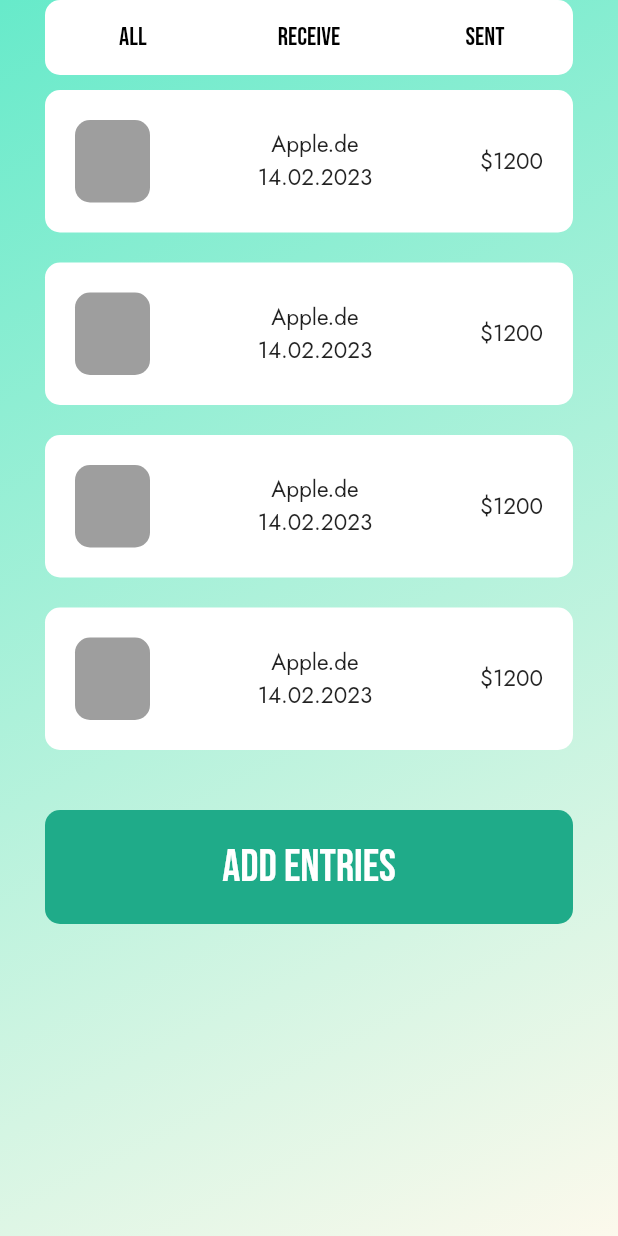
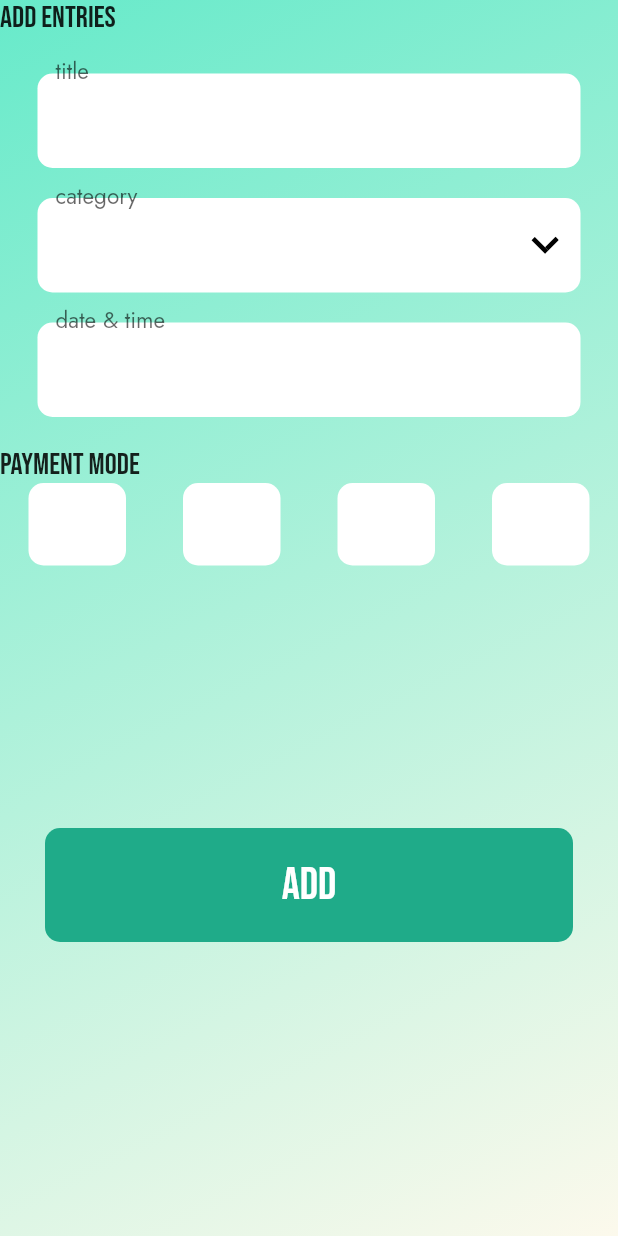
Before and after one commit to arskii/saveit_client, a Flutter app: the screen it shows after launch, on a phone screen of 412 x 824 dp. Run offline on Flutter 3.47's test engine with Material 2 defaults, Android fonts, the phone set to English and light mode, and no system bars; our stand-ins replace dio, flutter_svg, get.

Commit message:
Add form entries Screen

```diff
--- a/lib/main.dart
+++ b/lib/main.dart
@@ -1,5 +1,6 @@
 import 'package:budgetapp/components/bottom_menu.dart';
 import 'package:budgetapp/constants.dart';
+import 'package:budgetapp/screens/add_entries.dart';
 import 'package:budgetapp/screens/entities_screen.dart';
 import 'package:budgetapp/screens/expenses_screen/expenses_screen.dart';
 import 'package:budgetapp/screens/login_screen.dart';
@@ -27,7 +28,7 @@
         primarySwatch: Colors.green,
         fontFamily: 'BebasNeue',
       ),
-      home: EntitiesScreen(),
+      home: AddEntriesScreen(),
     );
   }
 }
--- /dev/null
+++ b/lib/screens/add_entries.dart
@@ -0,0 +1,156 @@
+import 'package:budgetapp/components/main_button.dart';
+import 'package:budgetapp/components/main_textfield.dart';
+import 'package:budgetapp/constants.dart';
+import 'package:flutter/material.dart';
+import 'package:flutter/src/widgets/container.dart';
+import 'package:flutter/src/widgets/framework.dart';
+import 'package:flutter_svg/flutter_svg.dart';
+import 'package:get/get.dart';
+
+class AddEntriesScreen extends StatefulWidget {
+  AddEntriesScreen({
+    super.key,
+  });
+
+  @override
+  State<AddEntriesScreen> createState() => _AddEntriesScreenState();
+}
+
+class _AddEntriesScreenState extends State<AddEntriesScreen> {
+  final controllerTitle = TextEditingController();
+  String? _title;
+  @override
+  Widget build(BuildContext context) {
+    double h = MediaQuery.of(context).size.height;
+    return Scaffold(
+      body: SingleChildScrollView(
+        child: Container(
+          height: h,
+          decoration: BoxDecoration(
+            gradient: LinearGradient(
+                begin: Alignment.topLeft,
+                end: Alignment.bottomRight,
+                colors: const [
+                  mainColor,
+                  secondColor,
+                ]),
+          ),
+          child: SafeArea(
+            child: Column(
+              crossAxisAlignment: CrossAxisAlignment.start,
+              children: [
+                Text(
+                  'Add Entries',
+                  style: TextStyle(
+                    fontSize: 20,
+                  ),
+                ),
+                SizedBox(
+                  height: 25,
+                ),
+                MainTexfield(
+                    controller: controllerTitle,
+                    labelText: 'title',
+                    obscureText: false,
+                    keyboardType: TextInputType.name,
+                    validator: (Value) {
+                      return null;
+                    },
+                    onSaved: (input) => _title = input),
+                SizedBox(
+                  height: 20,
+                ),
+                MainTexfield(
+                    controller: controllerTitle,
+                    labelText: 'category',
+                    obscureText: false,
+                    keyboardType: TextInputType.name,
+                    suffixIcon: InkWell(
+                      onTap: () {},
+                      child: Align(
+                        widthFactor: 1.0,
+                        heightFactor: 1.0,
+                        child:
+                            SvgPicture.asset('assets/icons/arrowDownBig.svg'),
+                      ),
+                    ),
+                    validator: (Value) {
+                      return null;
+                    },
+                    onSaved: (input) => _title = input),
+                SizedBox(
+                  height: 20,
+                ),
+                MainTexfield(
+                    controller: controllerTitle,
+                    labelText: 'date & time',
+                    obscureText: false,
+                    keyboardType: TextInputType.name,
+                    validator: (Value) {
+                      return null;
+                    },
+                    onSaved: (input) => _title = input),
+                SizedBox(
+                  height: 20,
+                ),
+                Text(
+                  'payment mode',
+                  style: TextStyle(fontSize: 20),
+                ),
+                Row(
+                  mainAxisAlignment: MainAxisAlignment.spaceAround,
+                  children: [
+                    Container(
+                      width: 65,
+                      height: 55,
+                      decoration: BoxDecoration(
+                        color: Colors.white,
+                        borderRadius: BorderRadius.all(
+                          Radius.circular(10),
+                        ),
+                      ),
+                    ),
+                    Container(
+                      width: 65,
+                      height: 55,
+                      decoration: BoxDecoration(
+                        color: Colors.white,
+                        borderRadius: BorderRadius.all(
+                          Radius.circular(10),
+                        ),
+                      ),
+                    ),
+                    Container(
+                      width: 65,
+                      height: 55,
+                      decoration: BoxDecoration(
+                        color: Colors.white,
+                        borderRadius: BorderRadius.all(
+                          Radius.circular(10),
+                        ),
+                      ),
+                    ),
+                    Container(
+                      width: 65,
+                      height: 55,
+                      decoration: BoxDecoration(
+                        color: Colors.white,
+                        borderRadius: BorderRadius.all(
+                          Radius.circular(10),
+                        ),
+                      ),
+                    ),
+                  ],
+                ),
+                SizedBox(
+                  height: 145,
+                ),
+                MainButton(text: 'Add', onTap: () {}),
+              ],
+            ),
+          ),
+        ),
+      ),
+    );
+  }
+}
--- a/lib/screens/entities_screen.dart
+++ b/lib/screens/entities_screen.dart
@@ -83,7 +83,10 @@
                     textTitle: 'Apple.de',
                     textDesc: '14.02.2023',
                     textPrice: '\$1200'),
-                MainButton(text: 'Add Entries', onTap: () {})
+                MainButton(
+                  text: 'Add Entries',
+                  onTap: () {},
+                )
               ],
             ),
           ),
```
Also changed, not shown: assets/icons/arrowDownBig.svg (added).
